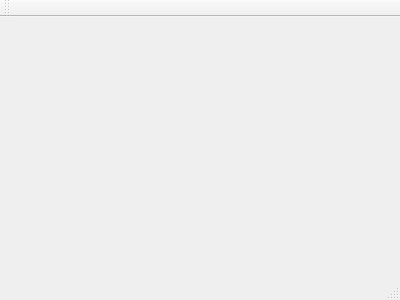
Old version of the form Code/PASMAN/logininappwindow.ui in the repository amidovitch/PASMAN.
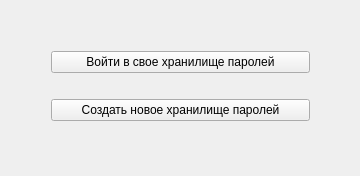
New version of the form.

Diff of the .ui file:
```diff
--- a/Code/PASMAN/logininappwindow.ui
+++ b/Code/PASMAN/logininappwindow.ui
@@ -1,24 +1,66 @@
 <ui version="4.0">
  <class>LoginInAppWindow</class>
- <widget class="QMainWindow" name="LoginInAppWindow" >
-  <property name="geometry" >
+ <widget class="QMainWindow" name="LoginInAppWindow">
+  <property name="geometry">
    <rect>
     <x>0</x>
     <y>0</y>
-    <width>400</width>
-    <height>300</height>
+    <width>360</width>
+    <height>176</height>
    </rect>
   </property>
   <property name="windowTitle" >
    <string>LoginInAppWindow</string>
   </property>
-  <widget class="QMenuBar" name="menuBar" />
-  <widget class="QToolBar" name="mainToolBar" />
-  <widget class="QWidget" name="centralWidget" />
-  <widget class="QStatusBar" name="statusBar" />
+  <widget class="QWidget" name="centralWidget">
+   <widget class="QWidget" name="verticalLayoutWidget">
+    <property name="geometry">
+     <rect>
+      <x>40</x>
+      <y>40</y>
+      <width>281</width>
+      <height>91</height>
+     </rect>
+    </property>
+    <layout class="QVBoxLayout" name="verticalLayout_2">
+     <item>
+      <widget class="QPushButton" name="loginButton">
+       <property name="maximumSize">
+        <size>
+         <width>16777215</width>
+         <height>23</height>
+        </size>
+       </property>
+       <property name="text">
+        <string>Войти в свое хранилище паролей</string>
+       </property>
+      </widget>
+     </item>
+     <item>
+      <spacer name="horizontalSpacer">
+       <property name="orientation">
+        <enum>Qt::Horizontal</enum>
+       </property>
+       <property name="sizeHint" stdset="0">
+        <size>
+         <width>40</width>
+         <height>20</height>
+        </size>
+       </property>
+      </spacer>
+     </item>
+     <item>
+      <widget class="QPushButton" name="createButton">
+       <property name="text">
+        <string>Создать новое хранилище паролей</string>
+       </property>
+      </widget>
+     </item>
+    </layout>
+   </widget>
+  </widget>
  </widget>
- <layoutDefault spacing="6" margin="11" />
- <pixmapfunction></pixmapfunction>
+ <layoutdefault spacing="6" margin="11"/>
  <resources/>
  <connections/>
 </ui>
```
Left out of the diff: 3 changed lines with no effect on the pictures.
